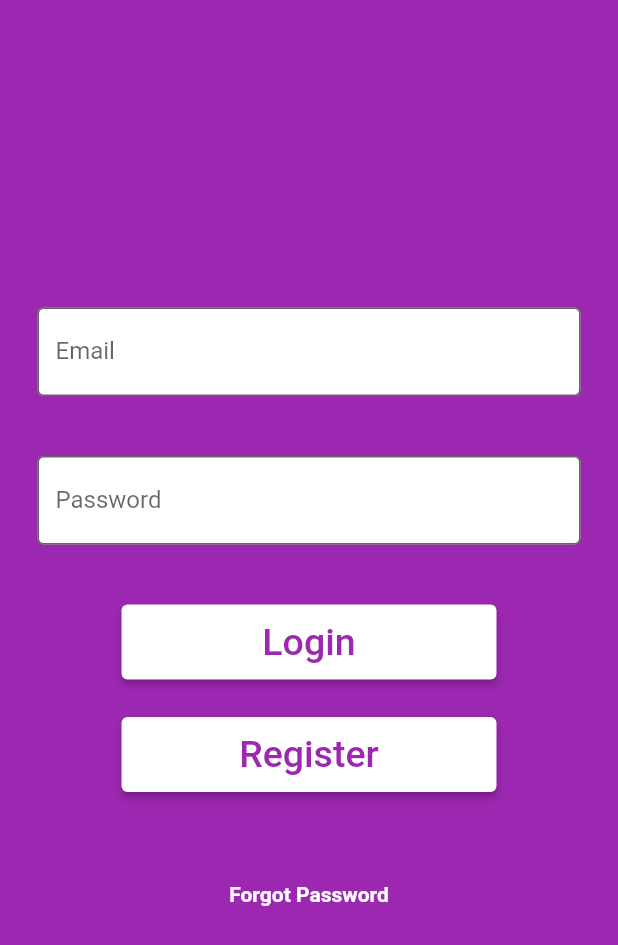
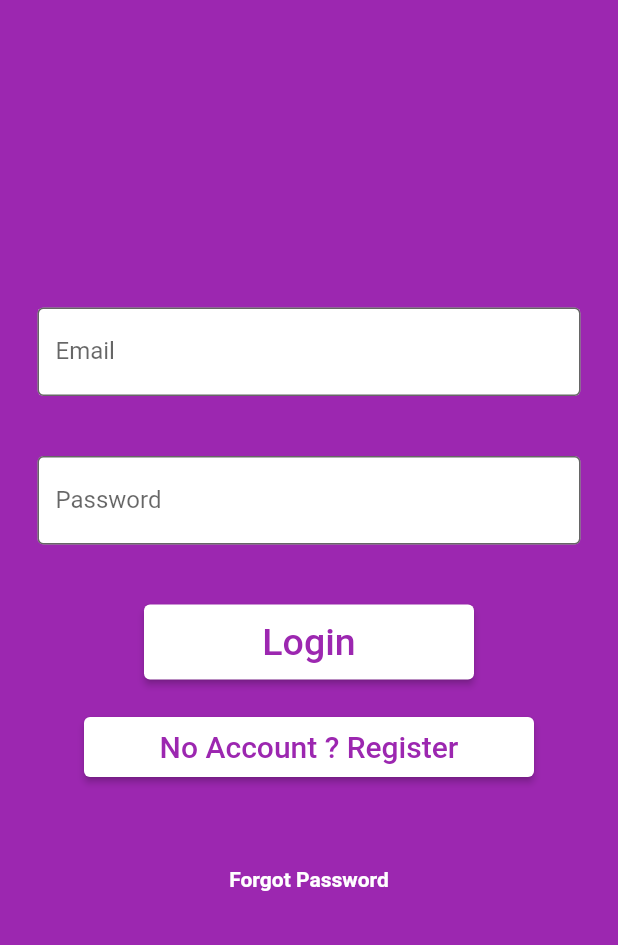
Before and after one commit to michael2509/base-case-pratique-fyc, a Flutter app: the screen it shows after launch, on a phone screen of 412 x 824 dp. Shown: the top 945 px of the screen. Run offline on Flutter 3.47's test engine with Material 2 defaults, Android fonts, the phone set to English and light mode, and no system bars; our stand-ins replace cloud_firestore, firebase_auth, firebase_core, firebase_database, google_mobile_ads; missing offline and left inert: flutter_swipable; accounts and stored records are empty.

```diff
--- a/lib/main.dart
+++ b/lib/main.dart
@@ -3,7 +3,7 @@ import 'package:flutter/material.dart';
 import 'package:flutter_application_1/ad_state.dart';
 import 'package:flutter_application_1/pages/animeList.dart';
 import 'package:flutter_application_1/pages/heroesList.dart';
-import 'package:flutter_application_1/pages/login.dart';
+import 'package:flutter_application_1/pages/login_register/login.dart';
 import 'package:flutter_application_1/pages/starList.dart';
 import 'package:google_mobile_ads/google_mobile_ads.dart';
 import 'package:provider/provider.dart';
--- /dev/null
+++ b/lib/pages/login_register/login.dart
@@ -0,0 +1,118 @@
+import 'package:firebase_auth/firebase_auth.dart';
+import 'package:flutter/material.dart';
+import 'package:flutter_application_1/pages/login_register/register.dart';
+import '../home.dart';
+
+class Login extends StatefulWidget {
+  @override
+  _LoginState createState() => _LoginState();
+}
+
+class _LoginState extends State<Login> {
+  final emailController = TextEditingController();
+  final passwordController = TextEditingController();
+
+  @override
+  void dispose() {
+    emailController.dispose();
+    passwordController.dispose();
+    super.dispose();
+  }
+
+  @override
+  Widget build(BuildContext context) {
+    return Scaffold(
+      backgroundColor: Colors.purple,
+      body: SingleChildScrollView(
+        child: Column(
+          children: <Widget>[
+            const Padding(
+              padding: EdgeInsets.only(top: 180.0),
+            ),
+            Padding(
+              padding: const EdgeInsets.only(
+                  left: 25.0, right: 25.0, top: 25, bottom: 25),
+              child: TextField(
+                controller: emailController,
+                decoration: const InputDecoration(
+                    filled: true,
+                    fillColor: Colors.white,
+                    border: OutlineInputBorder(),
+                    labelText: 'Email',
+                    hintText: 'Enter valid email id as abc@gmail.com'),
+              ),
+            ),
+            Padding(
+              padding: const EdgeInsets.only(
+                  left: 25.0, right: 25.0, top: 15, bottom: 25),
+              child: TextField(
+                controller: passwordController,
+                obscureText: true,
+                decoration: const InputDecoration(
+                    filled: true,
+                    fillColor: Colors.white,
+                    border: OutlineInputBorder(),
+                    labelText: 'Password',
+                    hintText: 'Enter secure password'),
+              ),
+            ),
+            Padding(
+                padding: EdgeInsets.only(
+                    left: 25.0, right: 25.0, top: 15, bottom: 25),
+                child: SizedBox(
+                  height: 50,
+                  width: 220,
+                  child: ElevatedButton(
+                    style: ElevatedButton.styleFrom(
+                      primary: Colors.white,
+                      //fixedSize: const Size(70, 70),
+                    ),
+                    onPressed: () {
+                      Navigator.push(
+                          context,
+                          MaterialPageRoute(
+                              builder: (_) => HomeCardsInformations()));
+                    },
+                    child: const Text(
+                      'Login',
+                      style: TextStyle(color: Colors.purple, fontSize: 25),
+                    ),
+                  ),
+                )),
+            SizedBox(
+              height: 40,
+              width: 300,
+              child: ElevatedButton(
+                style: ElevatedButton.styleFrom(
+                  primary: Colors.white,
+                ),
+                onPressed: () {
+                  Navigator.push(
+                      context, MaterialPageRoute(builder: (_) => Register()));
+                },
+                child: const Text(
+                  'No Account ? Register',
+                  style: TextStyle(color: Colors.purple, fontSize: 20),
+                ),
+              ),
+            ),
+            const SizedBox(
+              height: 60,
+            ),
+            const Text(
+              'Forgot Password',
+              style:
+                  TextStyle(color: Colors.white, fontWeight: FontWeight.bold),
+            )
+          ],
+        ),
+      ),
+    );
+  }
+
+  Future signIn() async {
+    await FirebaseAuth.instance.signInWithEmailAndPassword(
+        email: emailController.text.trim(),
+        password: passwordController.text.trim());
+  }
+}
--- a/lib/pages/login.dart
+++ b/lib/pages/login_register/register.dart
@@ -1,12 +1,13 @@
 import 'package:flutter/material.dart';
-import 'home.dart';
+import '../home.dart';
+import 'login.dart';
 
-class Login extends StatefulWidget {
+class Register extends StatefulWidget {
   @override
-  _LoginState createState() => _LoginState();
+  _RegisterState createState() => _RegisterState();
 }
 
-class _LoginState extends State<Login> {
+class _RegisterState extends State<Register> {
   @override
   Widget build(BuildContext context) {
     return Scaffold(
@@ -44,29 +45,7 @@ class _LoginState extends State<Login> {
                     hintText: 'Enter secure password'),
               ),
             ),
-            Padding(
-                padding: EdgeInsets.only(
-                    left: 25.0, right: 25.0, top: 15, bottom: 25),
-                child: SizedBox(
-                  height: 50,
-                  width: 250,
-                  child: ElevatedButton(
-                    style: ElevatedButton.styleFrom(
-                      primary: Colors.white,
-                      //fixedSize: const Size(70, 70),
-                    ),
-                    onPressed: () {
-                      Navigator.push(
-                          context,
-                          MaterialPageRoute(
-                              builder: (_) => HomeCardsInformations()));
-                    },
-                    child: const Text(
-                      'Login',
-                      style: TextStyle(color: Colors.purple, fontSize: 25),
-                    ),
-                  ),
-                )),
+
             SizedBox(
               height: 50,
               width: 250,
@@ -74,7 +53,12 @@ class _LoginState extends State<Login> {
                 style: ElevatedButton.styleFrom(
                   primary: Colors.white,
                 ),
-                onPressed: () {},
+                onPressed: () {
+                      Navigator.push(
+                          context,
+                          MaterialPageRoute(
+                              builder: (_) => Login()));
+                    },
                 child: const Text(
                   'Register',
                   style: TextStyle(color: Colors.purple, fontSize: 25),
--- a/pubspec.yaml
+++ b/pubspec.yaml
@@ -41,6 +41,7 @@ dependencies:
   flutter_swipable: ^1.2.1
   google_mobile_ads: ^1.3.0
   provider: ^6.0.3
+  firebase_auth: ^3.4.2
 
 dev_dependencies:
   flutter_test:
@@ -51,7 +52,7 @@ dev_dependencies:
   # activated in the `analysis_options.yaml` file located at the root of your
   # package. See that file for information about deactivating specific lint
   # rules and activating additional ones.
-  flutter_lints: ^1.0.0
+  flutter_lints: ^2.0.1
 
 # For information on the generic Dart part of this file, see the
 # following page: https://dart.dev/tools/pub/pubspec
```
Also changed, not shown: pubspec.lock, 9 other files.
